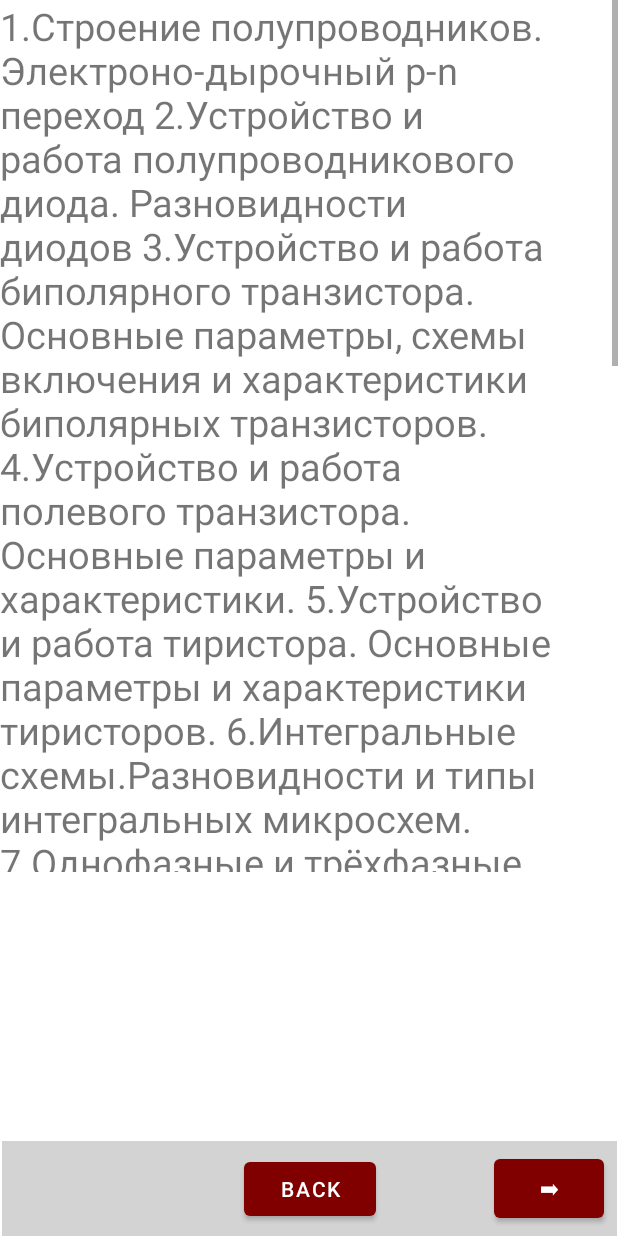
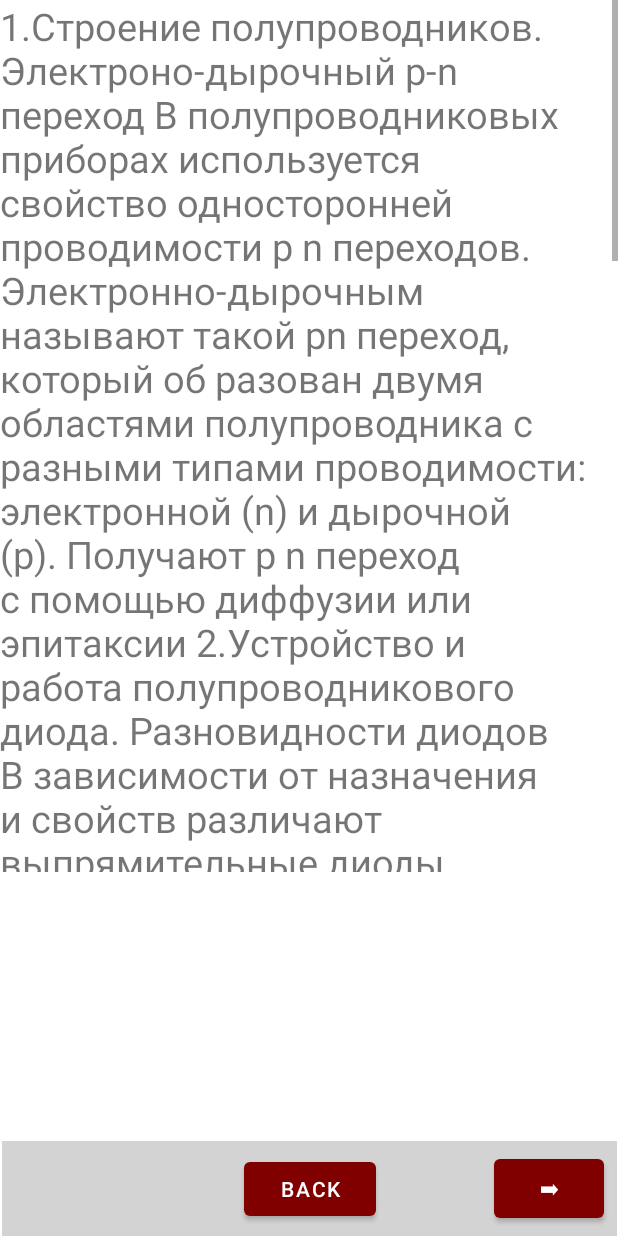
Before and after one commit to Was404/Allinone_android, an Android app: the screen it shows after launch (CircuitryActivity), after a tap on "CIRCUITRY", on a phone screen of 412 x 824 dp. Run offline under Robolectric (Android 15) with nearby library versions, the phone set to English and light mode, and no system bars; Roboto replaces fonts that are not available here.

Commit message:
initial commit

```diff
--- a/app/src/main/java/com/example/myapplication4/MainActivity.java
+++ b/app/src/main/java/com/example/myapplication4/MainActivity.java
@@ -8,11 +8,13 @@ import android.provider.ContactsContract;
 import android.view.View;
 import android.widget.Button;
 import android.widget.ImageButton;
+import android.widget.LinearLayout;
 
 public class MainActivity extends AppCompatActivity {
 
     Button button_menu, button_teorver, button_opersys, button_chema;
     ImageButton settings_btn;
+    LinearLayout layout1;
 
     @Override
     protected void onCreate(Bundle savedInstanceState) {
--- a/app/src/main/res/layout/menu_cards.xml
+++ b/app/src/main/res/layout/menu_cards.xml
@@ -15,6 +15,7 @@
         app:layout_constraintTop_toTopOf="parent">
 
         <LinearLayout
+            android:id="@+id/layout1"
             android:layout_width="match_parent"
             android:layout_height="match_parent"
             android:background="@color/gray"
--- a/app/src/main/res/values/strings.xml
+++ b/app/src/main/res/values/strings.xml
@@ -94,7 +94,11 @@
     невытесняющей производительностью и вытесняющей производительностью.</string>
 
     <string name="shem_text">1.Строение полупроводников. Электроно-дырочный p-n переход
+        В полупроводниковых приборах используется свойство односторонней проводимости p n переходов. Электронно-дырочным называют такой pn переход, который об
+разован двумя областями полупроводника с разными типами проводимости: электронной (n) и дырочной (p). Получают p n переход с помощью диффузии или
+эпитаксии
     2.Устройство и работа полупроводникового диода. Разновидности диодов
+        В зависимости от назначения и свойств различают выпрямительные диоды, стабилитроны, высокочастотные диоды, импульсные диоды, варикапы, диоды Шоттки, светодиоды, фотодиоды, диодные оптроны и т. п.
     3.Устройство и работа биполярного транзистора. Основные параметры, схемы
     включения и характеристики биполярных транзисторов.
     4.Устройство и работа полевого транзистора. Основные параметры и характеристики.
```
